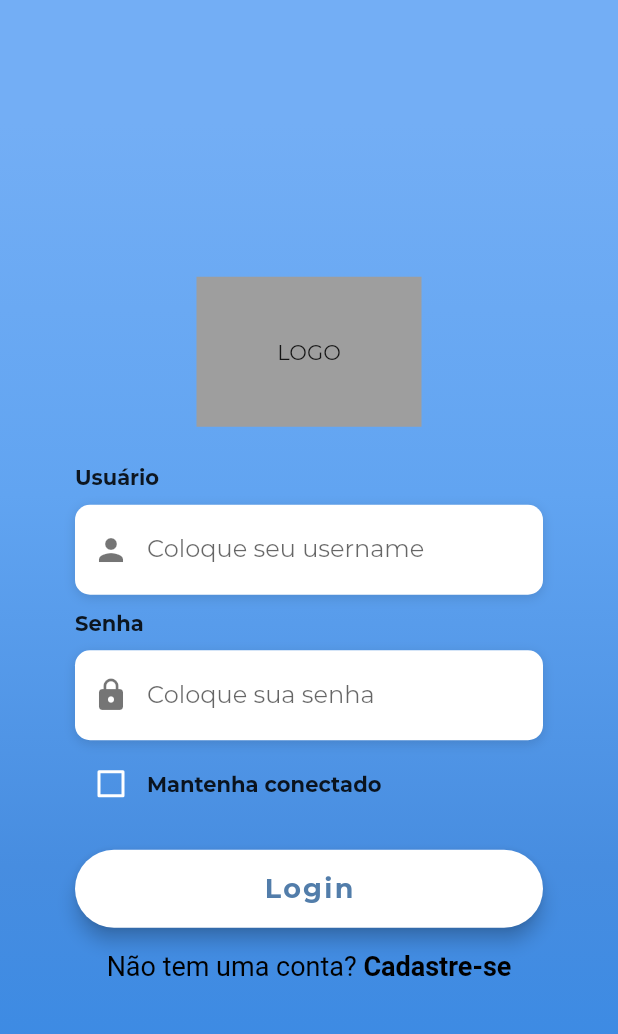
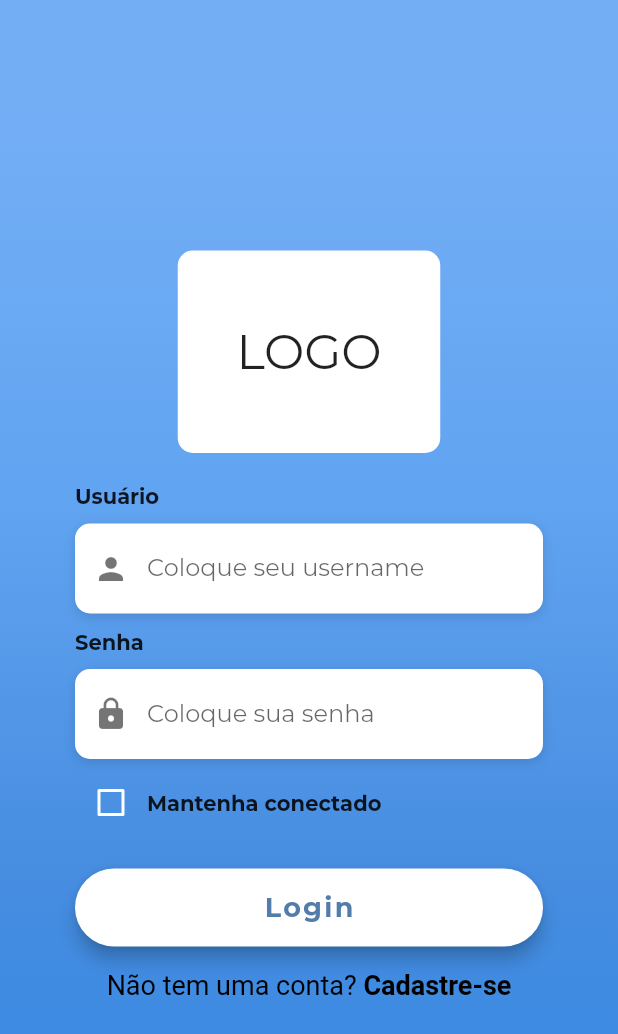
Before and after one commit to juanxjk/app-medical-monitor-mobile, a Flutter app: the screen it shows after launch, on a phone screen of 412 x 824 dp. Shown: the top 1034 px of the screen. Run offline on Flutter 3.47's test engine with Material 2 defaults, Android fonts, the phone set to English and light mode, and no system bars; our stand-ins replace jwt_decoder; missing offline and left inert: mqtt_client; project files that could hold a hidden picture were left out.

Commit message:
feat(views/login): add new Logo placeholder

```diff
--- a/lib/views/login_view.dart
+++ b/lib/views/login_view.dart
@@ -97,12 +97,16 @@ class _LoginViewState extends State<LoginView> {
     );
 
     final _logoImg = Container(
-      height: 100,
-      width: 150,
-      margin: EdgeInsets.symmetric(vertical: 15),
-      decoration: BoxDecoration(color: Colors.grey),
+      height: 135,
+      width: 175,
+      margin: EdgeInsets.symmetric(vertical: 10),
+      decoration: BoxDecoration(
+          color: Colors.white, borderRadius: BorderRadius.circular(10)),
       child: Center(
-        child: Text("LOGO"),
+        child: Text(
+          "LOGO",
+          style: TextStyle(fontSize: 32),
+        ),
       ),
     );
 
```
